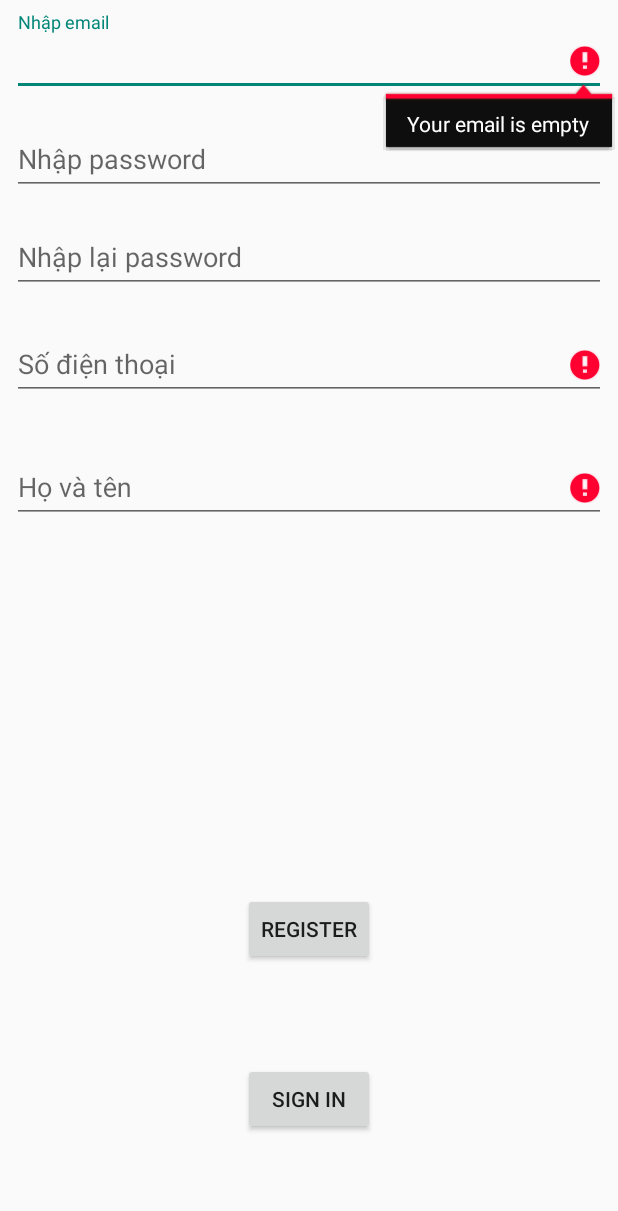
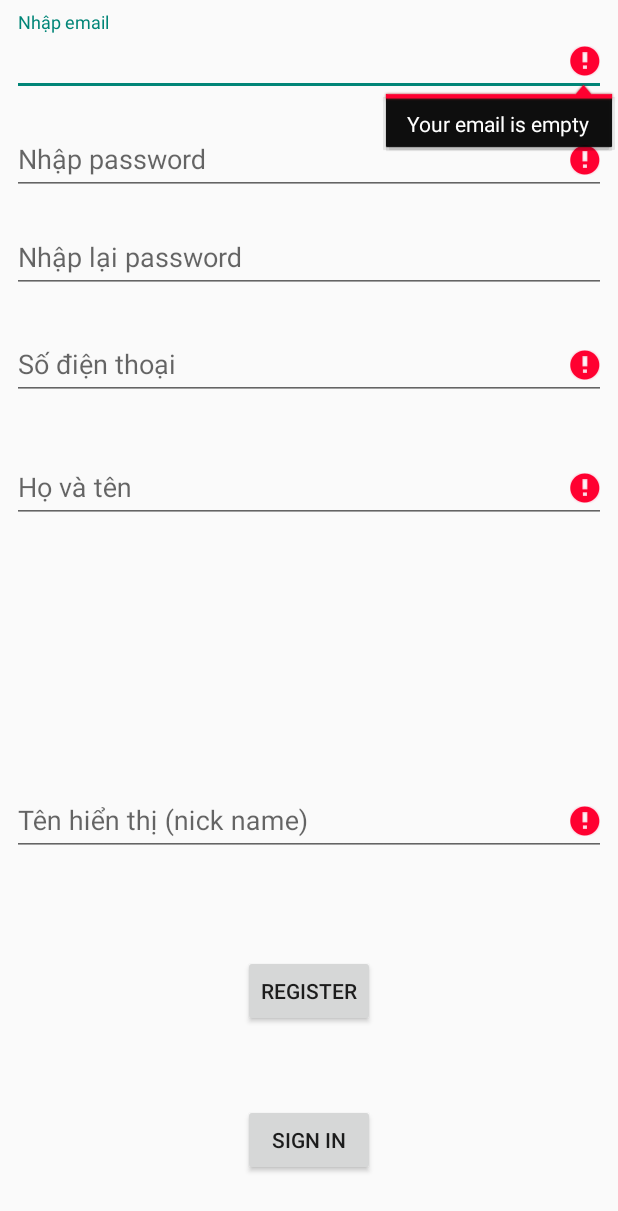
Before and after one commit to teamdvlp/Lazembo, an Android app: the activity_register screen opened directly, with no data from a screen before it, after a tap on "REGISTER", on a phone screen of 412 x 824 dp. Shown: the top 1211 px of the screen. Run offline under Robolectric (Android 15) with nearby library versions, the phone set to English and light mode, and no system bars; our stand-ins replace Firebase (no records; nobody signed in at launch, a user with empty details on screens opened directly).

Commit message:
bổ sung thêm tính năng đăng nhập

```diff
--- a/app/src/main/java/com/example/dangminhtien/lazembo/activity/activity_Login_Register.java
+++ b/app/src/main/java/com/example/dangminhtien/lazembo/activity/activity_Login_Register.java
@@ -146,6 +146,9 @@ public class activity_Login_Register extends AppCompatActivity {
                 // do somethings
                 mProgressView.setVisibility(View.INVISIBLE);
                 Toast.makeText(getApplicationContext(), "Đăng nhập thành công", Toast.LENGTH_LONG).show();
+                Toast.makeText(getApplicationContext(), firebaseAuth.getCurrentUser().getProviderId() + "\n" +
+                                firebaseAuth.getCurrentUser().getEmail() + "\n" + firebaseAuth.getCurrentUser().getDisplayName()
+                        , Toast.LENGTH_LONG).show();
             }
         }).addOnFailureListener(new OnFailureListener() {
             @Override
--- a/app/src/main/java/com/example/dangminhtien/lazembo/activity/activity_register.java
+++ b/app/src/main/java/com/example/dangminhtien/lazembo/activity/activity_register.java
@@ -23,14 +23,15 @@ import com.google.android.gms.tasks.OnFailureListener;
 import com.google.android.gms.tasks.OnSuccessListener;
 import com.google.firebase.auth.AuthResult;
 import com.google.firebase.auth.FirebaseAuth;
+import com.google.firebase.auth.UserProfileChangeRequest;
 
 import java.util.ArrayList;
 
 public class activity_register extends AppCompatActivity {
     FirebaseAuth firebaseAuth;
     // UI references.
-    private AutoCompleteTextView txt_email;
-    private EditText txt_password, txt_password_again, txt_HovaTen, txt_sdt;
+    private AutoCompleteTextView txt_email_register;
+    private EditText txt_password_register, txt_password_again_register, txt_HovaTen_register, txt_sdt_register, txt_displayname_register;
     private View mProgressView;
     private Button btn_register, btn_signin_register;
 
@@ -43,13 +44,14 @@ public class activity_register extends AppCompatActivity {
     }
 
     private void addControls() {
-        txt_password_again = (EditText) findViewById(R.id.txt_password_again_register);
-        txt_email = (AutoCompleteTextView) findViewById(R.id.txt_email_register);
+        txt_displayname_register = (EditText) findViewById(R.id.txt_display_name_register);
+        txt_password_again_register = (EditText) findViewById(R.id.txt_password_again_register);
+        txt_email_register = (AutoCompleteTextView) findViewById(R.id.txt_email_register);
         btn_signin_register = (Button) findViewById(R.id.btn_Singin_register);
-        txt_password = (EditText) findViewById(R.id.txt_password_register);
-        txt_HovaTen = (EditText) findViewById(R.id.txt_HovaTen);
-        txt_sdt = (EditText) findViewById(R.id.txt_sdt);
-        txt_password.setOnEditorActionListener(new TextView.OnEditorActionListener() {
+        txt_password_register = (EditText) findViewById(R.id.txt_password_register);
+        txt_HovaTen_register = (EditText) findViewById(R.id.txt_HovaTen_register);
+        txt_sdt_register = (EditText) findViewById(R.id.txt_sdt_register);
+        txt_password_register.setOnEditorActionListener(new TextView.OnEditorActionListener() {
             @Override
             public boolean onEditorAction(TextView textView, int id, KeyEvent keyEvent) {
                 if (id == R.id.login || id == EditorInfo.IME_NULL) {
@@ -79,75 +81,74 @@ public class activity_register extends AppCompatActivity {
     private void attemptLogin() {
 
         // Reset errors.
-        txt_email.setError(null);
-        txt_password.setError(null);
-        txt_password_again.setError(null);
-        txt_sdt.setError(null);
-        txt_HovaTen.setError(null);
+        txt_email_register.setError(null);
+        txt_password_register.setError(null);
+        txt_password_again_register.setError(null);
+        txt_sdt_register.setError(null);
+        txt_HovaTen_register.setError(null);
         // Store values at the time of the login attempt.
-        String email = txt_email.getText().toString();
-        String password = txt_password.getText().toString();
 
         boolean Continue = true;
         View focusView = null;
 
         // Check for a valid password, if the user entered one.
-        if (!TextUtils.isEmpty(password) && !isPasswordValid(password)) {
-            txt_password.setError("Your password is empty");
-            focusView = txt_password;
+        if (TextUtils.isEmpty(txt_password_register.getText().toString()) || !isPasswordValid(txt_password_again_register.getText().toString())) {
+            txt_password_register.setError("Your password is empty");
+            focusView = txt_password_register;
             Continue = !true;
         }
 
         // Check for a valid email address.
-        if (TextUtils.isEmpty(email)) {
-            txt_email.setError("Your email is empty");
-            focusView = txt_email;
+        if (TextUtils.isEmpty(txt_email_register.getText().toString())) {
+            txt_email_register.setError("Your email is empty");
+            focusView = txt_email_register;
             Continue = !true;
-        } else if (!isEmailValid(email)) {
-            txt_email.setError("Your email is invalid");
-            focusView = txt_email;
+        } else if (!isEmailValid(txt_email_register.getText().toString())) {
+            txt_email_register.setError("Your email is invalid");
+            focusView = txt_email_register;
             Continue = !true;
         }
 
         // check password again
-        if (!txt_password_again.getText().toString().equals(txt_password.getText().toString())) {
-            txt_password_again.setError("Your password is not match");
+        if (!txt_password_again_register.getText().toString().equals(txt_password_register.getText().toString())) {
+            txt_password_again_register.setError("Your password is not match");
             Continue = !true;
         }
 
-        if (TextUtils.isEmpty(txt_HovaTen.getText().toString())) {
-            txt_HovaTen.setError("Your text is empty");
+        if (TextUtils.isEmpty(txt_HovaTen_register.getText().toString())) {
+            txt_HovaTen_register.setError("Your text is empty");
             Continue = !true;
         }
 
-        if (TextUtils.isEmpty(txt_sdt.getText())) {
-            txt_sdt.setError("Your text is empty");
+        if (TextUtils.isEmpty(txt_sdt_register.getText())) {
+            txt_sdt_register.setError("Your text is empty");
+        }
+
+        if (TextUtils.isEmpty(txt_displayname_register.getText())) {
+            txt_displayname_register.setError("Your text is empty");
         }
 
         if (Continue == false) {
-            // There was an error; don't attempt login and focus the first
-            // form field with an error.
             focusView.requestFocus();
         } else {
-            // Show a progress spinner, and kick off a background task to
-            // perform the user login attempt.
             process_Register();
             showProgress(true);
         }
     }
 
     private void process_Register() {
-        firebaseAuth.createUserWithEmailAndPassword(txt_email.getText().toString(), txt_password.getText().toString()).addOnSuccessListener(new OnSuccessListener<AuthResult>() {
+        firebaseAuth.createUserWithEmailAndPassword(txt_email_register.getText().toString(), txt_password_register.getText().toString()).addOnSuccessListener(new OnSuccessListener<AuthResult>() {
             @Override
             public void onSuccess(AuthResult authResult) {
                 // do somethings
+                UserProfileChangeRequest changeRequest = new UserProfileChangeRequest.Builder().setDisplayName(txt_displayname_register.getText().toString()).build();
+                authResult.getUser().updateProfile(changeRequest);
+                String uid = authResult.getUser().getUid();
+                Khachhang khachhang = new Khachhang(txt_HovaTen_register.getText().toString(), txt_email_register.getText().toString(), txt_sdt_register.getText().toString(), false, new ArrayList<String>(), uid);
+                get_set_Khachhang get_set_khachhang = new get_set_Khachhang(activity_register.this);
+                get_set_khachhang.set_khachhang(khachhang);
                 mProgressView.setVisibility(View.INVISIBLE);
                 Toast.makeText(getApplicationContext(), "Đăng ký thành công", Toast.LENGTH_LONG).show();
-                String uid = "";
-                uid = authResult.getUser().getUid();
-                Khachhang khachhang = new Khachhang(txt_HovaTen.getText().toString(), txt_email.getText().toString(), txt_sdt.getText().toString(), false, new ArrayList<String>(), uid);
-                get_set_Khachhang get_set_khachhang = new get_set_Khachhang(activity_register.this);
-                get_set_khachhang.set_khachhang(khachhang);
             }
         }).addOnFailureListener(new OnFailureListener() {
             @Override
--- a/app/src/main/java/com/example/dangminhtien/lazembo/data/Khachhang.java
+++ b/app/src/main/java/com/example/dangminhtien/lazembo/data/Khachhang.java
@@ -9,6 +9,7 @@ public class Khachhang {
     private String sdt;
     private ArrayList<String> sanphams;
     private boolean nguoiban;
+
 
     public Khachhang(String HOVATEN, String email, String sdt, boolean nguoiban, ArrayList<String> sanphams, String uid) {
         this.uid = uid;
--- a/app/src/main/res/layout/activity_register.xml
+++ b/app/src/main/res/layout/activity_register.xml
@@ -9,7 +9,7 @@
 
     <android.support.design.widget.TextInputLayout
         android:id="@+id/textInputLayout2"
-        android:layout_width="match_parent"
+        android:layout_width="0dp"
         android:layout_height="wrap_content"
         android:layout_marginBottom="8dp"
         android:layout_marginEnd="8dp"
@@ -40,7 +40,7 @@
 
     <android.support.design.widget.TextInputLayout
         android:id="@+id/textInputLayout6"
-        android:layout_width="match_parent"
+        android:layout_width="0dp"
         android:layout_height="wrap_content"
         android:layout_marginBottom="8dp"
         android:layout_marginEnd="8dp"
@@ -56,7 +56,7 @@
         app:layout_constraintVertical_bias="0.013">
 
         <EditText
-            android:id="@+id/txt_HovaTen"
+            android:id="@+id/txt_sdt_register"
             android:layout_width="match_parent"
             android:layout_height="wrap_content"
             android:hint="Số điện thoại"
@@ -96,11 +96,11 @@
         app:layout_constraintLeft_toLeftOf="parent"
         app:layout_constraintRight_toRightOf="parent"
         app:layout_constraintTop_toTopOf="parent"
-        app:layout_constraintVertical_bias="0.773" />
+        app:layout_constraintVertical_bias="0.827" />
 
     <android.support.design.widget.TextInputLayout
         android:id="@+id/textInputLayout3"
-        android:layout_width="match_parent"
+        android:layout_width="0dp"
         android:layout_height="wrap_content"
         android:layout_marginBottom="8dp"
         android:layout_marginEnd="8dp"
@@ -128,7 +128,7 @@
 
     <android.support.design.widget.TextInputLayout
         android:id="@+id/textInputLayout5"
-        android:layout_width="match_parent"
+        android:layout_width="0dp"
         android:layout_height="wrap_content"
         android:layout_marginBottom="8dp"
         android:layout_marginEnd="8dp"
@@ -143,11 +143,44 @@
         app:layout_constraintTop_toBottomOf="@+id/textInputLayout6"
         app:layout_constraintVertical_bias="0.037">
 
+
         <EditText
-            android:id="@+id/txt_sdt"
+            android:id="@+id/txt_HovaTen_register"
             android:layout_width="match_parent"
             android:layout_height="wrap_content"
             android:hint="Họ và tên"
+            android:imeActionId="@+id/login"
+            android:imeActionLabel="@string/action_sign_in_short"
+            android:imeOptions="actionUnspecified"
+            android:inputType="textPersonName"
+            android:maxLines="1"
+            android:singleLine="true" />
+
+    </android.support.design.widget.TextInputLayout>
+
+
+    <android.support.design.widget.TextInputLayout
+        android:id="@+id/textInputLayout7"
+        android:layout_width="match_parent"
+        android:layout_height="wrap_content"
+        android:layout_marginBottom="8dp"
+        android:layout_marginEnd="8dp"
+        android:layout_marginLeft="8dp"
+        android:layout_marginRight="8dp"
+        android:layout_marginStart="8dp"
+        android:layout_marginTop="8dp"
+        app:layout_constraintBottom_toBottomOf="parent"
+        app:layout_constraintHorizontal_bias="1.0"
+        app:layout_constraintLeft_toLeftOf="parent"
+        app:layout_constraintRight_toRightOf="parent"
+        app:layout_constraintTop_toTopOf="parent"
+        app:layout_constraintVertical_bias="0.674">
+
+        <EditText
+            android:id="@+id/txt_display_name_register"
+            android:layout_width="match_parent"
+            android:layout_height="wrap_content"
+            android:hint="Tên hiển thị (nick name)"
             android:imeActionId="@+id/login"
             android:imeActionLabel="@string/action_sign_in_short"
             android:imeOptions="actionUnspecified"
@@ -172,11 +205,11 @@
         app:layout_constraintLeft_toLeftOf="parent"
         app:layout_constraintRight_toRightOf="parent"
         app:layout_constraintTop_toTopOf="parent"
-        app:layout_constraintVertical_bias="0.922" />
+        app:layout_constraintVertical_bias="0.958" />
 
     <android.support.design.widget.TextInputLayout
         android:id="@+id/textInputLayout4"
-        android:layout_width="match_parent"
+        android:layout_width="0dp"
         android:layout_height="wrap_content"
         android:layout_marginBottom="8dp"
         android:layout_marginEnd="8dp"
```
